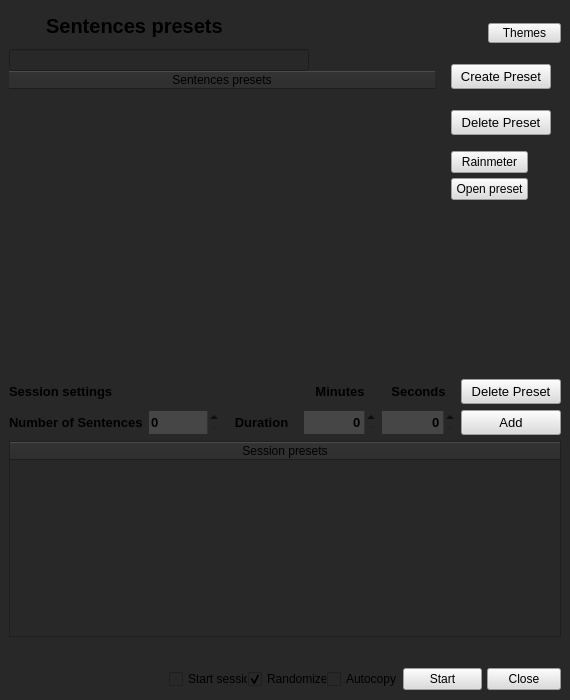
First picture: the form in ui/main_window.ui, repository Inkdecker/Inktyping, before the edit.
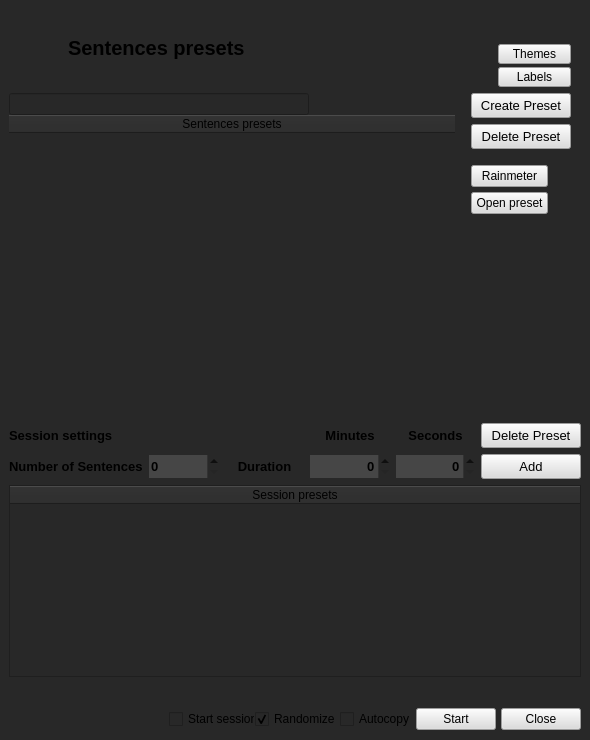
Second picture: the form after the edit. Icons and pictures are not drawn.

```diff
--- a/ui/main_window.ui
+++ b/ui/main_window.ui
@@ -6,8 +6,8 @@
    <rect>
     <x>0</x>
     <y>0</y>
-    <width>570</width>
-    <height>700</height>
+    <width>590</width>
+    <height>740</height>
    </rect>
   </property>
   <property name="sizePolicy">
@@ -18,14 +18,14 @@
   </property>
   <property name="minimumSize">
    <size>
-    <width>570</width>
-    <height>700</height>
+    <width>590</width>
+    <height>740</height>
    </size>
   </property>
   <property name="maximumSize">
    <size>
-    <width>599</width>
-    <height>731</height>
+    <width>590</width>
+    <height>740</height>
    </size>
   </property>
   <property name="palette">
@@ -448,10 +448,10 @@
         <item>
          <layout class="QHBoxLayout" name="horizontalLayout_4">
           <property name="spacing">
-           <number>0</number>
+           <number>6</number>
           </property>
           <property name="rightMargin">
-           <number>253</number>
+           <number>230</number>
           </property>
           <item>
            <widget class="QLabel" name="label">
@@ -485,7 +485,7 @@
              <string notr="true">color: 'white';</string>
             </property>
             <property name="text">
-             <string>  Sentences presets</string>
+             <string>Sentences presets</string>
             </property>
            </widget>
           </item>
@@ -495,15 +495,48 @@
       </item>
       <item row="0" column="1">
        <layout class="QHBoxLayout" name="horizontalLayout_3">
+        <property name="spacing">
+         <number>0</number>
+        </property>
         <property name="leftMargin">
          <number>0</number>
         </property>
         <property name="topMargin">
-         <number>15</number>
+         <number>0</number>
         </property>
         <property name="bottomMargin">
          <number>0</number>
         </property>
+        <item>
+         <layout class="QVBoxLayout" name="verticalLayout_8">
+          <property name="spacing">
+           <number>3</number>
+          </property>
+          <property name="leftMargin">
+           <number>0</number>
+          </property>
+          <property name="topMargin">
+           <number>0</number>
+          </property>
+          <property name="rightMargin">
+           <number>0</number>
+          </property>
+          <property name="bottomMargin">
+           <number>0</number>
+          </property>
+          <item>
+           <spacer name="verticalSpacer_4">
+            <property name="orientation">
+             <enum>Qt::Vertical</enum>
+            </property>
+            <property name="sizeHint" stdset="0">
+             <size>
+              <width>20</width>
+              <height>0</height>
+             </size>
+            </property>
+           </spacer>
+          </item>
         <item>
          <widget class="QPushButton" name="theme_options_button">
           <property name="minimumSize">
@@ -514,7 +547,7 @@
           </property>
           <property name="maximumSize">
            <size>
-            <width>25</width>
+              <width>73</width>
             <height>20</height>
            </size>
           </property>
@@ -529,7 +562,44 @@
           </property>
          </widget>
         </item>
-       </layout>
+          <item>
+           <widget class="QPushButton" name="labels_options_button">
+            <property name="minimumSize">
+             <size>
+              <width>73</width>
+              <height>20</height>
+             </size>
+            </property>
+            <property name="maximumSize">
+             <size>
+              <width>73</width>
+              <height>20</height>
+             </size>
+            </property>
+            <property name="styleSheet">
+             <string notr="true">background: rgb(220,220,220); color: 'black';</string>
+            </property>
+            <property name="text">
+             <string>Labels</string>
+            </property>
+           </widget>
+          </item>
+         </layout>
+        </item>
+       </layout>
+      </item>
+      <item row="0" column="2">
+       <spacer name="verticalSpacer_3">
+        <property name="orientation">
+         <enum>Qt::Vertical</enum>
+        </property>
+        <property name="sizeHint" stdset="0">
+         <size>
+          <width>10</width>
+          <height>40</height>
+         </size>
+        </property>
+       </spacer>
       </item>
      </layout>
     </item>
@@ -843,17 +913,20 @@
              <number>14</number>
             </property>
             <property name="bottomMargin">
-             <number>145</number>
-            </property>
-            <item>
-             <layout class="QVBoxLayout" name="verticalLayout_5">
-              <property name="leftMargin">
-               <number>29</number>
-              </property>
-              <property name="rightMargin">
                <number>0</number>
               </property>
-             </layout>
+            <item>
+             <spacer name="verticalSpacer_2">
+              <property name="orientation">
+               <enum>Qt::Vertical</enum>
+              </property>
+              <property name="sizeHint" stdset="0">
+               <size>
+                <width>20</width>
+                <height>40</height>
+               </size>
+              </property>
+             </spacer>
             </item>
            </layout>
           </item>
```
Left out of the diff: 2 changed lines with no effect on the pictures. Lines whose indentation alone changed are shown as unchanged.
